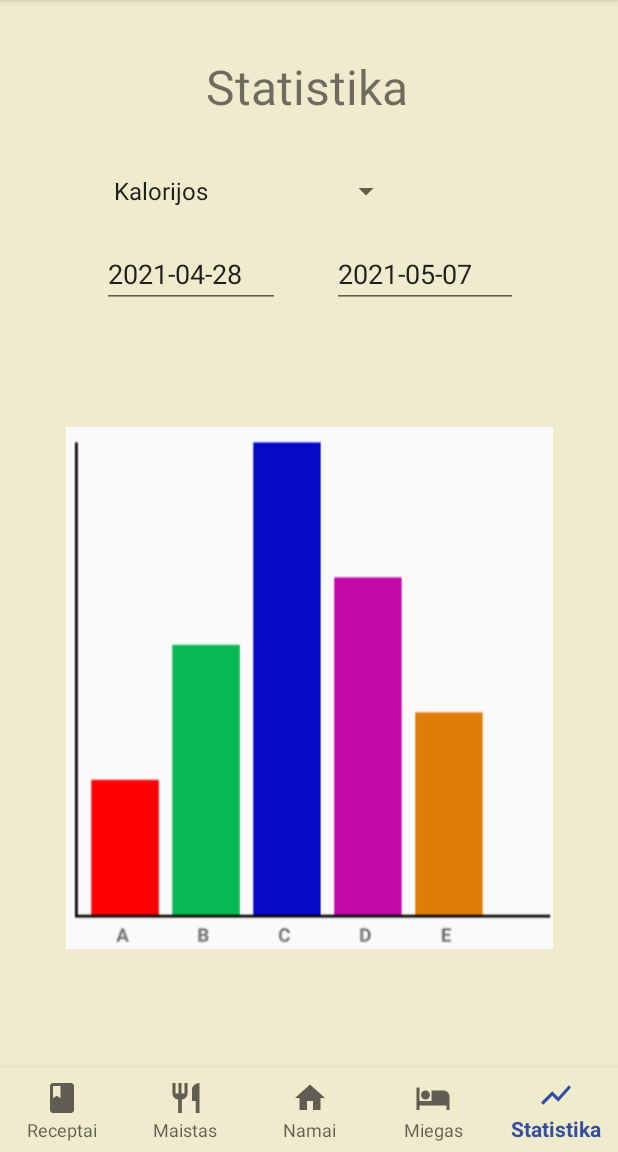
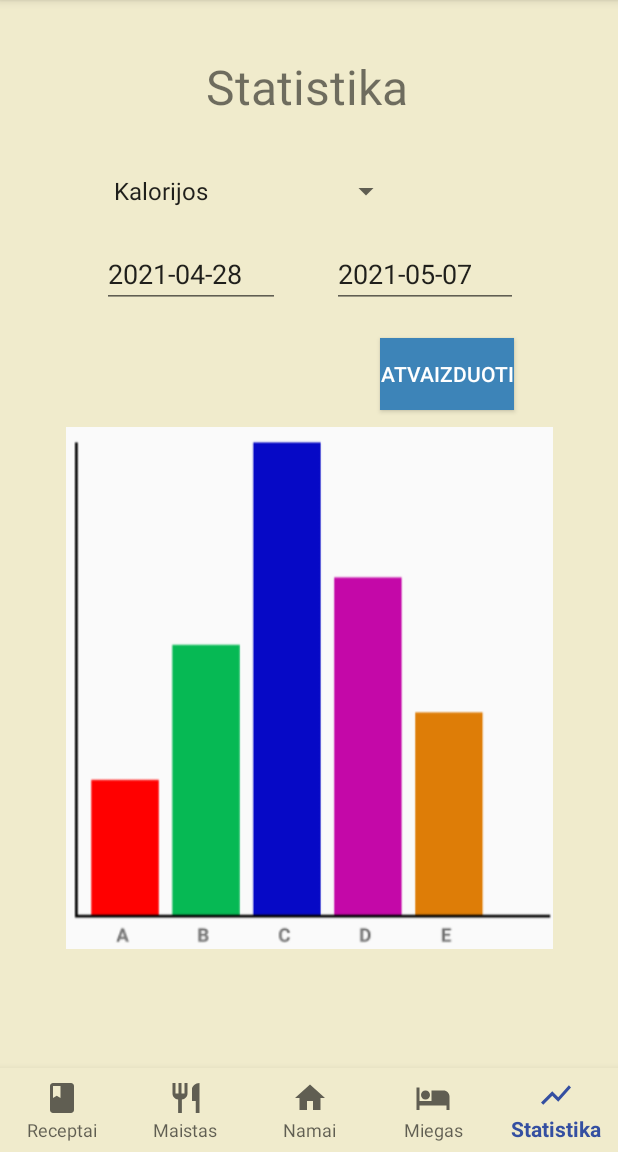
Before and after one commit to GypsyBaron/BD_FrontEnd, an Android app: the MainWindowActivity screen opened directly, with no data from a screen before it, item 5 of the bottom bar chosen, on a phone screen of 412 x 824 dp, the part 84-1236 px from its top. Run offline under Robolectric (Android 15) with nearby library versions, the phone set to English and light mode, and no system bars; 3 statements that could not run were skipped.

Commit message:
Removed unused lines

```diff
--- a/app/src/main/java/com/example/bakalaurinis_v2/Fragment/FragmentFood.java
+++ b/app/src/main/java/com/example/bakalaurinis_v2/Fragment/FragmentFood.java
@@ -94,7 +94,6 @@ public class FragmentFood extends Fragment {
                 for (int j = 0; j < foodListView.getCount(); j++) {
                     foodListView.getChildAt(j).setBackgroundColor(Color.TRANSPARENT);
                 }
-                Toast.makeText(getContext(), "ID - "  + i, Toast.LENGTH_LONG).show();
                 foodListView.getChildAt(i).setBackgroundColor(getResources().getColor(R.color.ButtonColor));
             }
         });
--- a/app/src/main/java/com/example/bakalaurinis_v2/MainWindowActivity.java
+++ b/app/src/main/java/com/example/bakalaurinis_v2/MainWindowActivity.java
@@ -115,9 +115,9 @@ public class MainWindowActivity extends AppCompatActivity {
 
     @Override
     public boolean onOptionsItemSelected(MenuItem menuItem) {
-        Integer id = menuItem.getItemId();
+        Integer menuId = menuItem.getItemId();
         Intent intent;
-        switch (id) {
+        switch (menuId) {
             case R.id.nav_user:
                 intent = new Intent(this, AccountActivity.class);
                 intent.putExtra("id", id);
--- a/app/src/main/res/layout/activity_account.xml
+++ b/app/src/main/res/layout/activity_account.xml
@@ -38,6 +38,7 @@
         android:layout_height="46dp"
         android:layout_marginTop="32dp"
         android:hint="Metai"
+        android:text="22"
         android:inputType="number"
         app:layout_constraintEnd_toEndOf="parent"
         app:layout_constraintHorizontal_bias="0.842"
@@ -50,6 +51,7 @@
         android:layout_height="48dp"
         android:layout_marginTop="24dp"
         android:hint="Cm"
+        android:text="177"
         android:inputType="number"
         app:layout_constraintEnd_toEndOf="parent"
         app:layout_constraintHorizontal_bias="0.844"
@@ -83,6 +85,7 @@
         android:layout_height="47dp"
         android:layout_marginTop="16dp"
         android:hint="Kg"
+        android:text="65"
         android:inputType="number"
         app:layout_constraintEnd_toEndOf="parent"
         app:layout_constraintHorizontal_bias="0.845"
--- a/app/src/main/res/layout/activity_create_new_food.xml
+++ b/app/src/main/res/layout/activity_create_new_food.xml
@@ -95,7 +95,7 @@
         android:layout_height="44dp"
         android:layout_marginTop="184dp"
         android:digits="0123456789."
-        android:hint="Kalorijos 100 g produkto"
+        android:hint="Kalorijos 100 g prod"
         android:inputType="numberDecimal"
         app:layout_constraintEnd_toEndOf="parent"
         app:layout_constraintHorizontal_bias="0.929"
--- a/app/src/main/res/layout/fragment_statistics.xml
+++ b/app/src/main/res/layout/fragment_statistics.xml
@@ -62,5 +62,16 @@
         app:layout_constraintTop_toBottomOf="@+id/statistics_end"
         app:srcCompat="@drawable/graph" />
 
+    <Button
+        android:layout_width="wrap_content"
+        android:layout_height="wrap_content"
+        android:layout_marginTop="20dp"
+        android:background="@color/ButtonColor"
+        android:text="Atvaizduoti"
+        android:textColor="@color/ButtonText"
+        app:layout_constraintEnd_toEndOf="parent"
+        app:layout_constraintHorizontal_bias="0.785"
+        app:layout_constraintStart_toStartOf="parent"
+        app:layout_constraintTop_toBottomOf="@+id/statistics_end" />
 
 </androidx.constraintlayout.widget.ConstraintLayout>
```
Also changed, not shown: app/src/main/java/com/example/bakalaurinis_v2/AccountActivity.java (+15 -0 lines).
